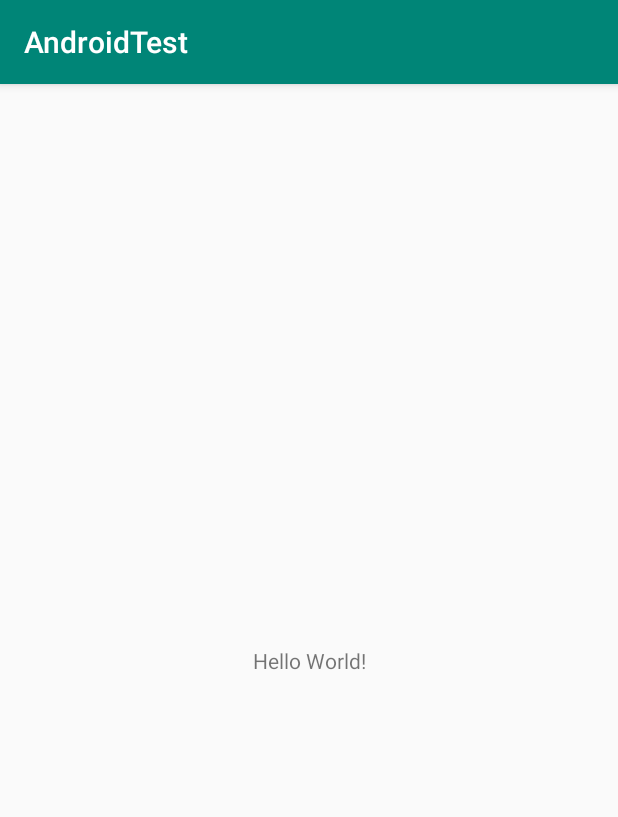
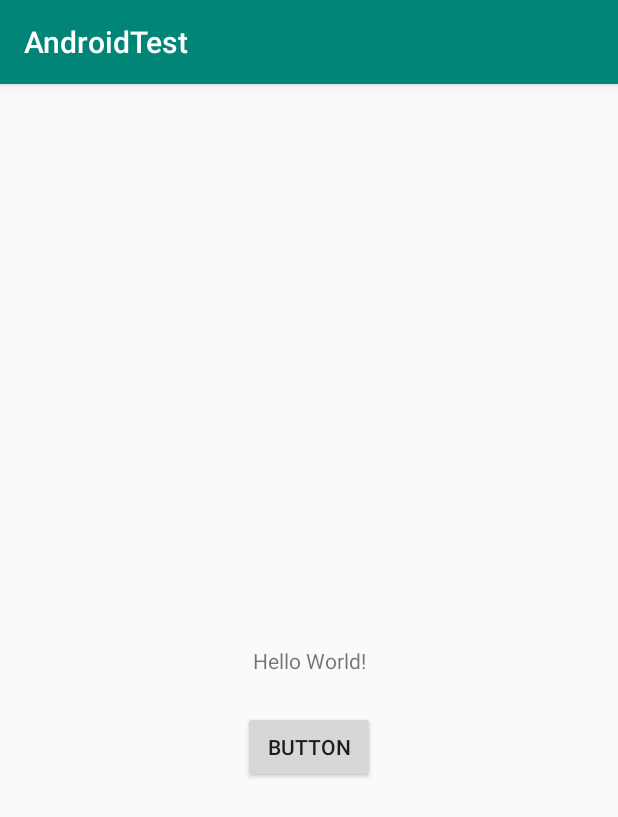
Before and after one commit to evasilop/AndroidTest, an Android app: the screen it shows after launch (MainActivity), on a phone screen of 412 x 824 dp. Shown: the top 817 px of the screen. Run offline under Robolectric (Android 15) with nearby library versions, the phone set to English and light mode, and no system bars.

Commit message:
added a Button

```diff
--- a/app/src/main/res/drawable-v24/ic_launcher_foreground.xml
+++ b/app/src/main/res/drawable-v24/ic_launcher_foreground.xml
@@ -18,10 +18,10 @@
                     android:type="linear">
                 <item
                         android:color="#44000000"
-                    android:offset="0.0" />
+                        android:offset="0.0"/>
                 <item
                         android:color="#00000000"
-                    android:offset="1.0" />
+                        android:offset="1.0"/>
             </gradient>
         </aapt:attr>
     </path>
@@ -30,5 +30,5 @@
             android:fillType="nonZero"
             android:pathData="M66.94,46.02L66.94,46.02C72.44,50.07 76,56.61 76,64L32,64C32,56.61 35.56,50.11 40.98,46.06L36.18,41.19C35.45,40.45 35.45,39.3 36.18,38.56C36.91,37.81 38.05,37.81 38.78,38.56L44.25,44.05C47.18,42.57 50.48,41.71 54,41.71C57.48,41.71 60.78,42.57 63.68,44.05L69.11,38.56C69.84,37.81 70.98,37.81 71.71,38.56C72.44,39.3 72.44,40.45 71.71,41.19L66.94,46.02ZM62.94,56.92C64.08,56.92 65,56.01 65,54.88C65,53.76 64.08,52.85 62.94,52.85C61.8,52.85 60.88,53.76 60.88,54.88C60.88,56.01 61.8,56.92 62.94,56.92ZM45.06,56.92C46.2,56.92 47.13,56.01 47.13,54.88C47.13,53.76 46.2,52.85 45.06,52.85C43.92,52.85 43,53.76 43,54.88C43,56.01 43.92,56.92 45.06,56.92Z"
             android:strokeColor="#00000000"
-        android:strokeWidth="1" />
+            android:strokeWidth="1"/>
 </vector>
--- a/app/src/main/res/layout/activity_main.xml
+++ b/app/src/main/res/layout/activity_main.xml
@@ -14,6 +14,13 @@
             app:layout_constraintBottom_toBottomOf="parent"
             app:layout_constraintLeft_toLeftOf="parent"
             app:layout_constraintRight_toRightOf="parent"
-        app:layout_constraintTop_toTopOf="parent" />
+            app:layout_constraintTop_toTopOf="parent" android:id="@+id/textView"/>
+    <Button
+            android:text="Button"
+            android:layout_width="wrap_content"
+            android:layout_height="wrap_content"
+            android:id="@+id/button" app:layout_constraintStart_toStartOf="parent"
+            app:layout_constraintEnd_toEndOf="parent" android:layout_marginTop="24dp"
+            app:layout_constraintTop_toBottomOf="@+id/textView"/>
 
 </android.support.constraint.ConstraintLayout>
--- a/gradle.properties
+++ b/gradle.properties
@@ -1,21 +1,15 @@
 # Project-wide Gradle settings.
-
 # IDE (e.g. Android Studio) users:
 # Gradle settings configured through the IDE *will override*
 # any settings specified in this file.
-
 # For more details on how to configure your build environment visit
 # http://www.gradle.org/docs/current/userguide/build_environment.html
-
 # Specifies the JVM arguments used for the daemon process.
 # The setting is particularly useful for tweaking memory settings.
 org.gradle.jvmargs=-Xmx1536m
-
 # When configured, Gradle will run in incubating parallel mode.
 # This option should only be used with decoupled projects. More details, visit
 # http://www.gradle.org/docs/current/userguide/multi_project_builds.html#sec:decoupled_projects
 # org.gradle.parallel=true
-
-
 # Kotlin code style for this project: "official" or "obsolete":
 kotlin.code.style=official
```
Also changed, not shown: app/src/main/AndroidManifest.xml (+10 -10 lines), app/src/main/res/drawable/ic_launcher_background.xml (+5 -5 lines). Lines whose indentation alone changed are shown as unchanged.
